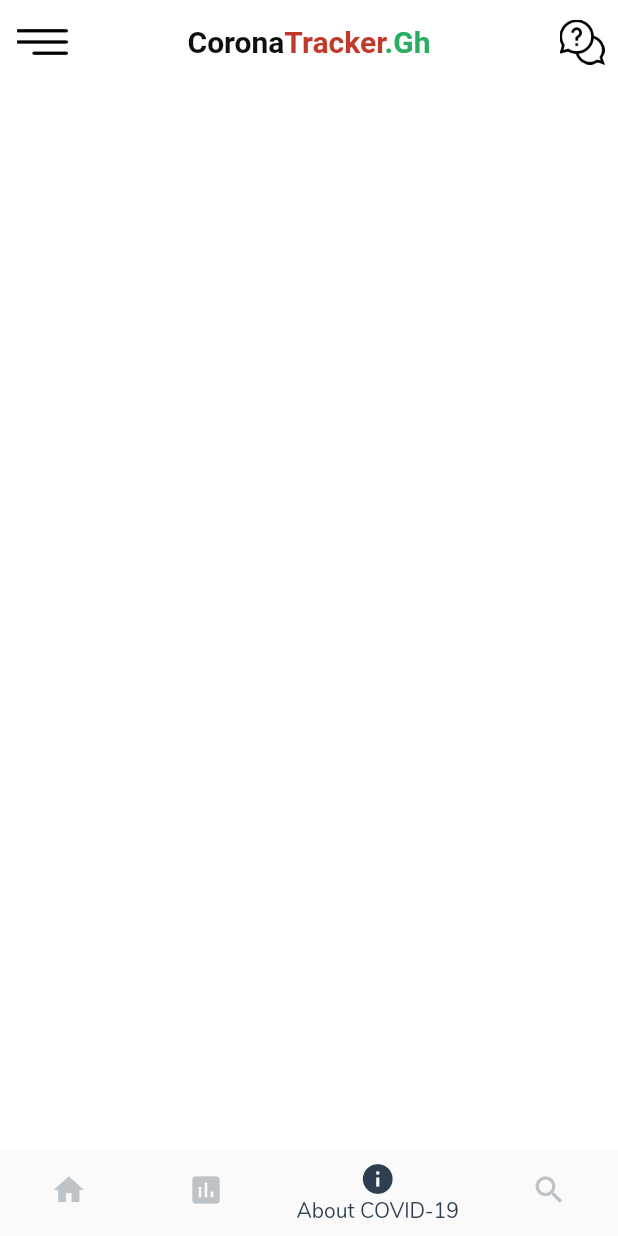
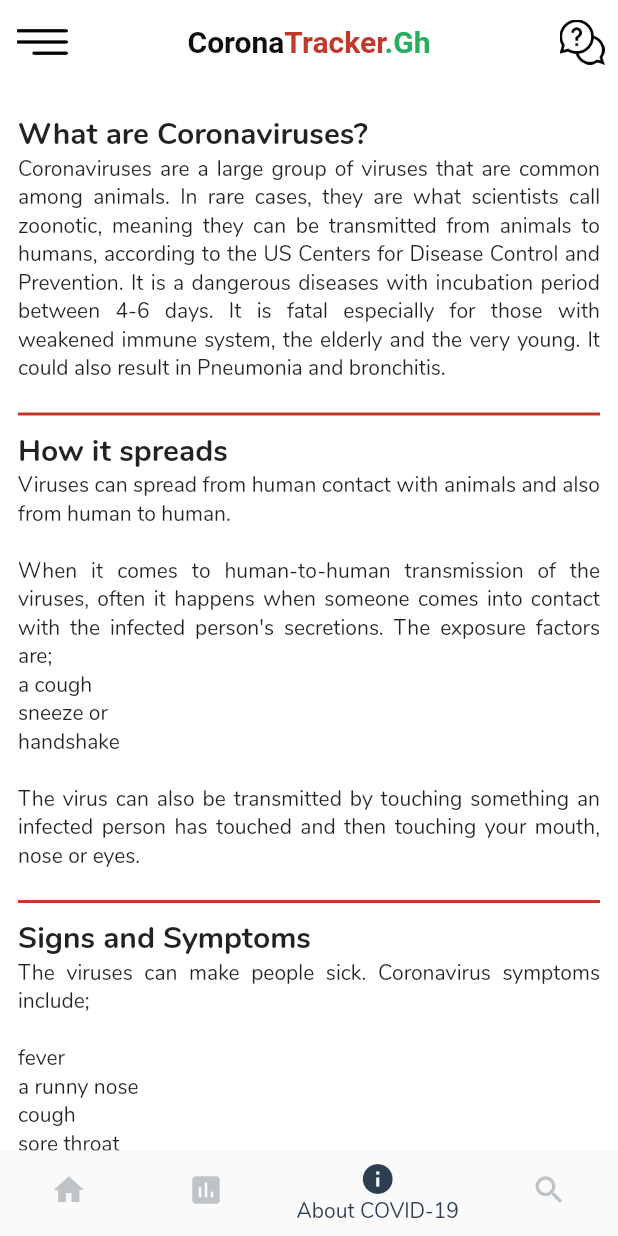
Before and after one commit to emma-ea/corona-stats-gh, a Flutter app: the screen it shows after launch, swiped to page 3, on a phone screen of 412 x 824 dp. Run offline on Flutter 3.47's test engine with Material 2 defaults, Android fonts, the phone set to English and light mode, and no system bars.

Commit message:
about page impl done.

```diff
--- /dev/null
+++ b/lib/about_text_corona.dart
@@ -0,0 +1,44 @@
+class AboutInfo {
+
+  String _headerTitle = "What are Coronaviruses?";
+
+  String _headerDetail = "Coronaviruses are a large group of viruses that are common among animals. In rare cases, they are what scientists call zoonotic, meaning they can be transmitted from animals to humans, according to the US Centers for Disease Control and Prevention. It is a dangerous diseases with incubation period between 4-6 days. It is fatal especially for those with weakened immune system, the elderly and the very young. It could also result in Pneumonia and bronchitis.";
+
+  String _howTitle = "How it spreads";
+
+  String _howDetail = "Viruses can spread from human contact with animals and also from human to human.\n\nWhen it comes to human-to-human transmission of the viruses, often it happens when someone comes into contact with the infected person's secretions. The exposure factors are;\na cough\nsneeze or\nhandshake\n\nThe virus can also be transmitted by touching something an infected person has touched and then touching your mouth, nose or eyes.";
+
+  String _signsSymptomsTitle = "Signs and Symptoms";
+
+  String _signsSymptomsDetail = "The viruses can make people sick. Coronavirus symptoms include;\n\nfever\na runny nose\ncough\nsore throat\npossibly a headache";
+
+  String _preventionTitle = "Prevention";
+
+  String _preventionDetail = "There is no vaccine to protect against this family of viruses. Reduce your risk of infection by\nWash your hands with soap and water before touching anything including your eyes, nose and mouth\nCover your mouth and nose when you cough or sneeze\nDisinfect the objects and surfaces you touch.\nIf you are sick, stay home and avoid crowds and contact with others.";
+
+  String _treatmentTitle = "Treatment";
+
+  String _treatmentDetail = "There is no specific treatment. Most of the time, symptoms will go away on their own.\nDoctors can relieve symptoms by prescribing a pain or fever medication.\nA room humidifier or a hot shower can help with a sore throat or cough.\nDrink plenty of fluids.\nGet rest and sleep as much as possible.\nIf symptoms feel worse than a standard cold, see your doctor";
+
+  String get headerTitle => _headerTitle;
+
+  String get headerDetail => _headerDetail;
+
+  String get howTitle => _howTitle;
+
+  String get howDetail => _howDetail;
+
+  String get signSymptomsTitle => _signsSymptomsTitle;
+
+  String get signsSymptomsDetail => _signsSymptomsDetail;
+
+  String get preventionTitle => _preventionTitle;
+
+  String get preventionDetail => _preventionDetail;
+
+  String get treatmentTitle => _treatmentTitle;
+
+  String get treatmentDetail => _treatmentDetail;
+
+
+}
--- a/lib/pages/about_covid19.dart
+++ b/lib/pages/about_covid19.dart
@@ -1,4 +1,6 @@
 import 'package:flutter/material.dart';
+
+import '../about_text_corona.dart';
 
 class AboutCovid19 extends StatefulWidget {
   @override
@@ -6,10 +8,61 @@ class AboutCovid19 extends StatefulWidget {
 }
 
 class _AboutCovid19State extends State<AboutCovid19> {
+
+  AboutInfo aboutInfo = AboutInfo();
+
   @override
   Widget build(BuildContext context) {
-    return Container(
+    return SingleChildScrollView(
+          child: Container(
+            padding: const EdgeInsets.symmetric(horizontal: 12.0,),
+            child: Column(
+              crossAxisAlignment: CrossAxisAlignment.start,
+        children: <Widget>[
+            SizedBox(height: 20.0,),
+            Text('${aboutInfo.headerTitle}', style: TextStyle(fontSize: 20.0, fontWeight: FontWeight.bold),),
+            Text('${aboutInfo.headerDetail}', textAlign: TextAlign.justify,),
 
+            SizedBox(height: 20.0,),
+            Container(
+              height: 2.0,
+              decoration: BoxDecoration(color: Color(0xffc0392b)),
+            ),
+            SizedBox(height: 10.0,),
+            Text('${aboutInfo.howTitle}', style: TextStyle(fontSize: 20.0, fontWeight: FontWeight.bold),),
+            Text('${aboutInfo.howDetail}', textAlign: TextAlign.justify,),
+
+            SizedBox(height: 20.0,),
+            Container(
+              height: 2.0,
+              decoration: BoxDecoration(color: Color(0xffc0392b)),
+            ),
+            SizedBox(height: 10.0,),
+            Text('${aboutInfo.signSymptomsTitle}', style: TextStyle(fontSize: 20.0, fontWeight: FontWeight.bold),),
+            Text('${aboutInfo.signsSymptomsDetail}', textAlign: TextAlign.justify,),
+
+            SizedBox(height: 20.0,),
+            Container(
+              height: 2.0,
+              decoration: BoxDecoration(color: Color(0xffc0392b)),
+            ),
+            SizedBox(height: 10.0,),
+            Text('${aboutInfo.preventionTitle}', style: TextStyle(fontSize: 20.0, fontWeight: FontWeight.bold),),
+            Text('${aboutInfo.preventionDetail}', textAlign: TextAlign.justify,),
+
+            SizedBox(height: 20.0,),
+            Container(
+              height: 2.0,
+              decoration: BoxDecoration(color: Color(0xffc0392b)),
+            ),
+            SizedBox(height: 10.0,),
+            Text('${aboutInfo.treatmentTitle}', style: TextStyle(fontSize: 20.0, fontWeight: FontWeight.bold),),
+            Text('${aboutInfo.treatmentDetail}', textAlign: TextAlign.justify,),
+
+            SizedBox(height: 20.0,)
+        ],
+      ),
+          ),
     );
   }
 }
--- a/lib/pages/main_page.dart
+++ b/lib/pages/main_page.dart
@@ -12,7 +12,7 @@ class MainPage extends StatefulWidget {
 
 class _MainPageState extends State<MainPage> {
 
-  int _bottomNavCurrentIndex = 1;
+  int _currentPageIndex = 0;
   PageController _controller = PageController();
 
   @override
@@ -37,7 +37,7 @@ class _MainPageState extends State<MainPage> {
         controller: _controller,
         onPageChanged: (index) {
           setState(() {
-            _bottomNavCurrentIndex = index;
+            _currentPageIndex = index;
           });
         },
         children: <Widget>[
@@ -54,7 +54,7 @@ class _MainPageState extends State<MainPage> {
         unselectedItemColor: Color(0xffbdc3c7),
         selectedItemColor: Color(0xFF2C3E50),
         showUnselectedLabels: false,
-        currentIndex: _bottomNavCurrentIndex,
+        currentIndex: _currentPageIndex,
         type: BottomNavigationBarType.shifting,
         items: <BottomNavigationBarItem>[
           BottomNavigationBarItem(icon: Icon(Icons.home), title: Text('Home')),
@@ -64,7 +64,7 @@ class _MainPageState extends State<MainPage> {
         ],
         onTap: (index){
           setState(() {
-            _bottomNavCurrentIndex = index;
+            _currentPageIndex = index;
             _controller.animateToPage(index, duration: Duration(milliseconds: 500), curve: Curves.ease);
           });
         },
```
